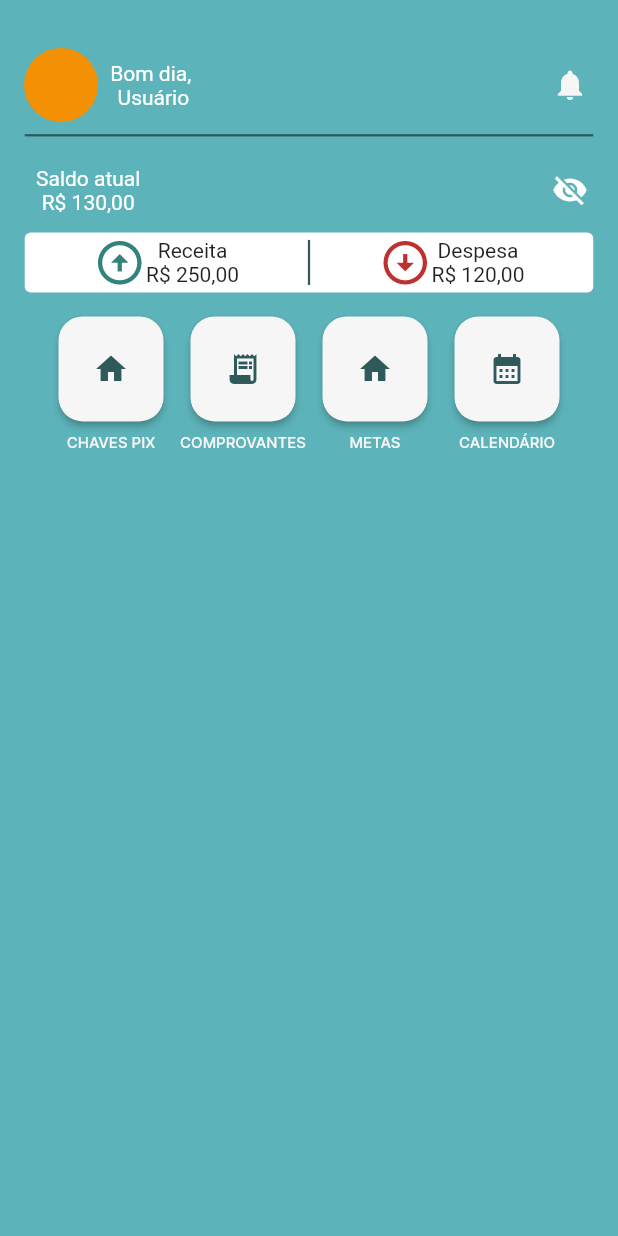
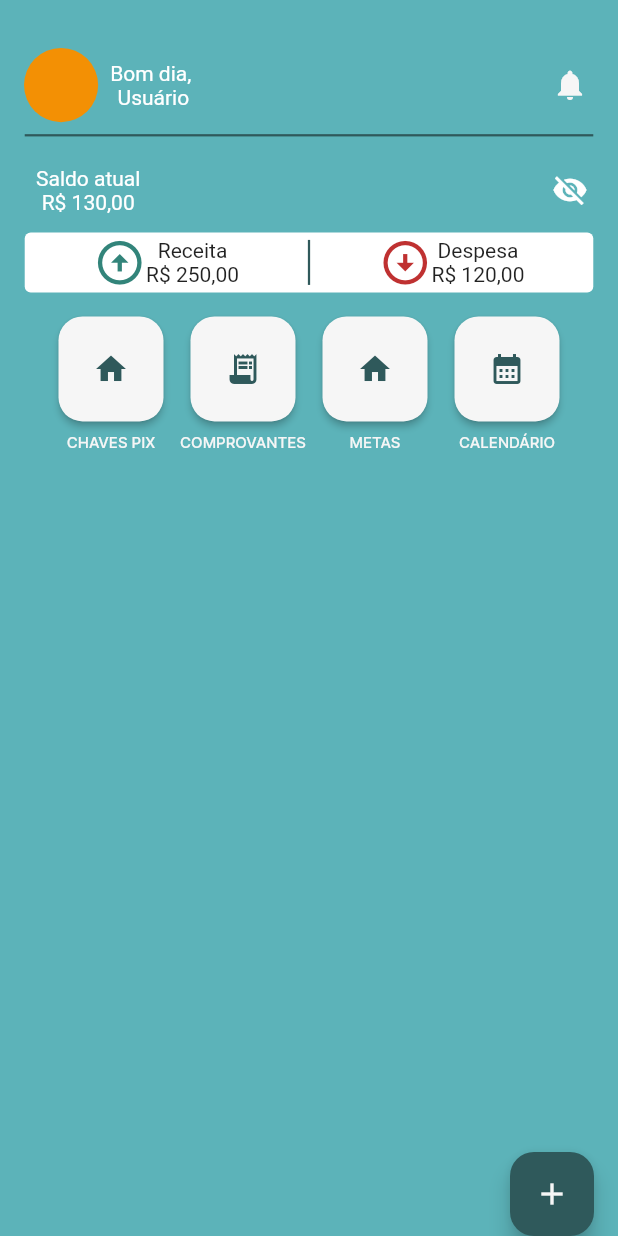
Before and after one commit to proz-tecnologia/PIT01GP07, a Flutter app: the screen it shows after launch, on a phone screen of 412 x 824 dp. Run offline on Flutter 3.47's test engine with Material 2 defaults, Android fonts, the phone set to English and light mode, and no system bars; our stand-ins replace google_fonts; Roboto replaces fonts that are missing (Inder).

Commit message:
feat: Added Floating Action Button

```diff
--- a/lib/pages/homescreen/homescreen.dart
+++ b/lib/pages/homescreen/homescreen.dart
@@ -1,5 +1,6 @@
 import 'package:flutter/material.dart';
 import 'package:pit01gp07/widgets/revenue_expense_bar/revenue_expense_bar.dart';
+import '../../widgets/fab/fab.dart';
 import '../../widgets/option_cards/optionsCards.dart';
 import '../../widgets/profile_bar/profilebar.dart';
 import '../../widgets/cash_balance_bar/cash_balance_bar.dart';
@@ -30,6 +31,8 @@ class _HomeScreenState extends State<HomeScreen> {
           ],
         ),
       ),
+      floatingActionButton: fab(icon: const Icon(Icons.add)),
+      floatingActionButtonLocation: FloatingActionButtonLocation.endDocked,
     );
   }
 }
--- /dev/null
+++ b/lib/widgets/fab/fab.dart
@@ -0,0 +1,18 @@
+import 'package:flutter/material.dart';
+
+Widget fab ({
+  required Icon icon,
+}) {
+  return SizedBox(
+    height: 56,
+    width: 56,
+    child: FloatingActionButton(
+      onPressed: () {},
+      backgroundColor: const Color (0xFF2F595B),
+      foregroundColor: const Color (0XFFF6F6F6),
+      shape: RoundedRectangleBorder(
+          borderRadius: BorderRadius.circular(16)),
+      child: icon,
+    ),
+  );
+}
```
